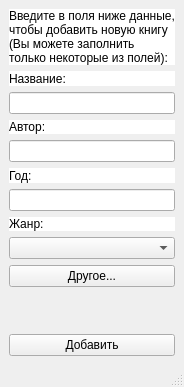
alizalas/QtProject, file My_Project/add_book.ui: the form before one commit.
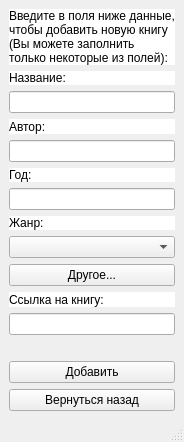
The form after the commit.

Patch:
```diff
--- a/My_Project/add_book.ui
+++ b/My_Project/add_book.ui
@@ -7,7 +7,7 @@
     <x>0</x>
     <y>0</y>
     <width>172</width>
-    <height>387</height>
+    <height>442</height>
    </rect>
   </property>
   <property name="windowTitle">
@@ -88,12 +88,18 @@
      </widget>
     </item>
     <item>
-     <widget class="QLabel" name="label_3">
+     <widget class="QLabel" name="label_7">
+      <property name="styleSheet">
+       <string notr="true">background-color: rgb(255, 255, 255);</string>
+      </property>
       <property name="text">
-       <string/>
+       <string>Ссылка на книгу:</string>
       </property>
      </widget>
     </item>
+    <item>
+     <widget class="QLineEdit" name="link"/>
+    </item>
     <item>
      <widget class="QLabel" name="label_4">
       <property name="text">
@@ -108,6 +114,13 @@
       </property>
      </widget>
     </item>
+    <item>
+     <widget class="QPushButton" name="returne">
+      <property name="text">
+       <string>Вернуться назад</string>
+      </property>
+     </widget>
+    </item>
    </layout>
   </widget>
   <widget class="QMenuBar" name="menubar">
```
